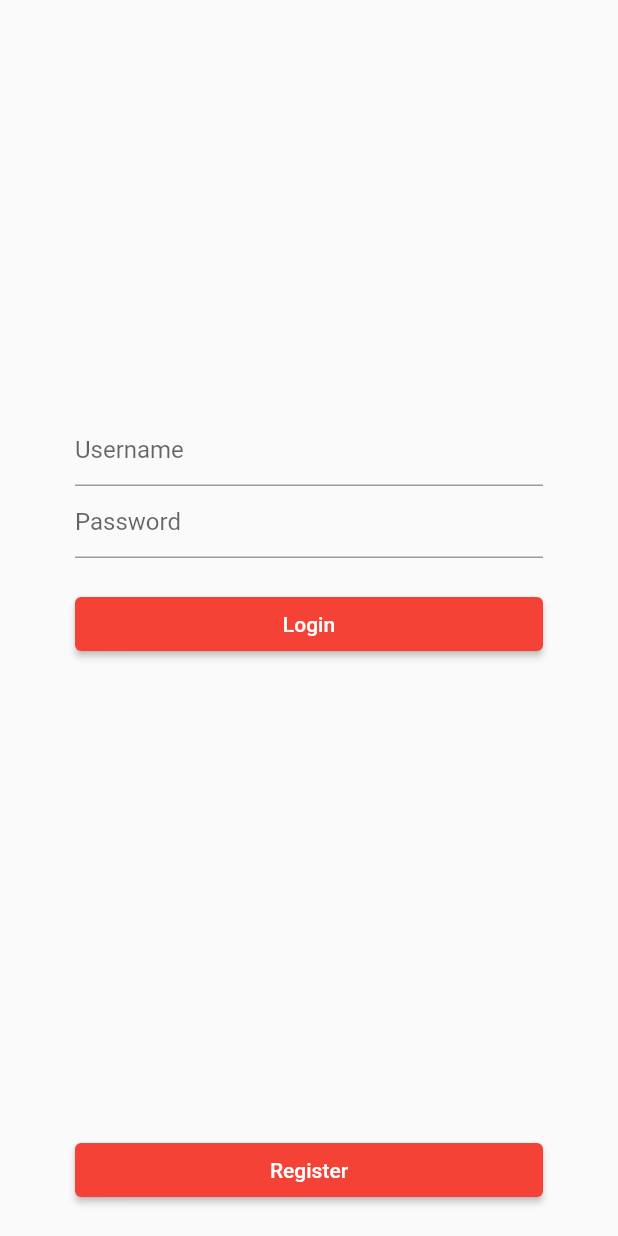
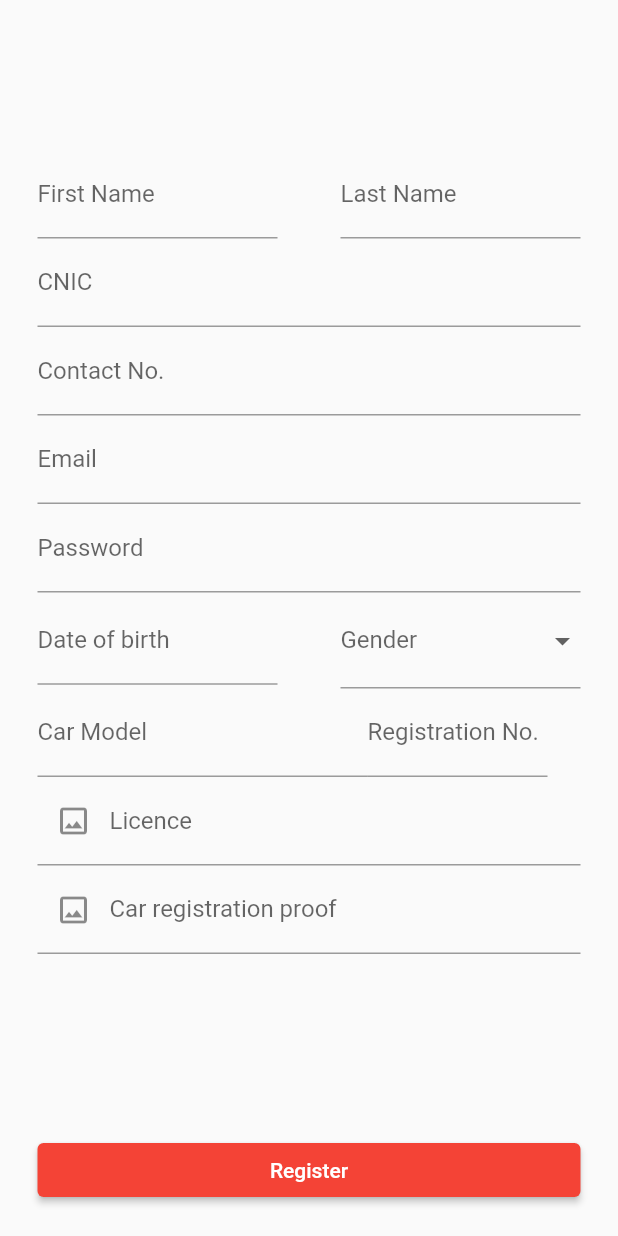
Before and after one commit to nikhils98/airlift-drive-flutter-app, a Flutter app: the screen it shows after launch, after a tap on "Register", on a phone screen of 412 x 824 dp. Run offline on Flutter 3.47's test engine with Material 2 defaults, Android fonts, the phone set to English and light mode, and no system bars; our stand-ins replace fluttertoast, geolocator, google_maps_flutter, image_picker; missing offline and left inert: flutter_polyline_points, google_maps_webservice; network calls fail.

Commit message:
login/register done

```diff
--- a/lib/common/drive_api_constants.dart
+++ b/lib/common/drive_api_constants.dart
@@ -3,3 +3,6 @@ const DRIVE_API_URL = "http://0338bf383bf7.ngrok.io/api";
 const HEADERS = {
   "Content-type": "application/json"
 };
+
+bool sendLocation = false;
+String authToken;
--- a/lib/common/google_map_constants.dart
+++ b/lib/common/google_map_constants.dart
@@ -1,3 +1,4 @@
+import 'package:google_maps_flutter/google_maps_flutter.dart';
 import 'package:google_maps_webservice/directions.dart';
 import 'package:google_maps_webservice/distance.dart';
 import 'package:google_maps_webservice/geocoding.dart';
@@ -9,3 +10,5 @@ final geocoding = GoogleMapsGeocoding(apiKey: GOOGLE_API_KEY);
 final places = GoogleMapsPlaces(apiKey: GOOGLE_API_KEY);
 final directions = GoogleMapsDirections(apiKey: GOOGLE_API_KEY);
 final distance = GoogleDistanceMatrix(apiKey: GOOGLE_API_KEY);
+
+const DEFAULT_LATLNG = LatLng(24.859698041385514, 67.04874334232731);
--- a/lib/main.dart
+++ b/lib/main.dart
@@ -1,6 +1,7 @@
 import 'dart:async';
 
 import 'package:airlift_drive/ui/login.dart';
+import 'package:airlift_drive/ui/ride_details.dart';
 import 'package:flutter/material.dart';
 import 'package:geolocator/geolocator.dart';
 
--- a/lib/models/location_details.dart
+++ b/lib/models/location_details.dart
@@ -6,4 +6,8 @@ class LocationDetails {
 
   String name;
   LatLng coordinates;
+
+  LocationDetails.fromJson(Map<String, dynamic> json)
+      : coordinates = LatLng(json['coordinates'][0] as double, json['coordinates'][0] as double),
+        name = json['name'];
 }
--- a/lib/models/user.dart
+++ b/lib/models/user.dart
@@ -1,10 +1,35 @@
 class User {
-  User({this.id, this.name});
+  User(
+      {this.id,
+      this.firstName,
+      this.lastName,
+      this.email,
+      this.contact,
+      this.gender,
+      this.dateOBirth,
+      this.carModel,
+      this.registrationNumber,
+      this.cnic,
+      this.alcs});
 
   int id;
-  String name;
+  String firstName, lastName, email, contact, gender;
+  DateTime dateOBirth;
+  String carModel, registrationNumber, cnic;
+  int alcs;
 
   User.fromJson(Map<String, dynamic> json)
       : id = json['id'],
-        name = json['name'];
+        firstName = json['firstName'],
+        lastName = json['lastName'],
+        email = json['email'],
+        contact = json['contact'],
+        gender = json['gender'],
+        dateOBirth = json['dateOfBirth'] != null
+            ? DateTime.parse(json['dateOfBirth'])
+            : null,
+        carModel = json['carModel'],
+        registrationNumber = json['registrationNumber'],
+        cnic = json['cnic'],
+        alcs = json['alcs'];
 }
--- a/lib/ui/common/common_drawer.dart
+++ b/lib/ui/common/common_drawer.dart
@@ -29,7 +29,6 @@ class CommonDrawer extends StatelessWidget {
                 Text('My Rides')
               ],
             ),
-            textColor: Colors.red,
             padding: EdgeInsets.symmetric(vertical: 15, horizontal: 15),
             onPressed: () {
 
@@ -47,7 +46,6 @@ class CommonDrawer extends StatelessWidget {
                 Text('Logout')
               ],
             ),
-            textColor: Colors.red,
             padding: EdgeInsets.symmetric(vertical: 15, horizontal: 15),
             onPressed: () {
               Navigator.pushAndRemoveUntil(
--- a/lib/ui/login.dart
+++ b/lib/ui/login.dart
@@ -1,7 +1,13 @@
+import 'dart:convert';
+
+import 'package:airlift_drive/common/drive_api_constants.dart';
 import 'package:airlift_drive/ui/common/action_button.dart';
 import 'package:airlift_drive/ui/home.dart';
+import 'package:airlift_drive/ui/register.dart';
 import 'package:flutter/cupertino.dart';
 import 'package:flutter/material.dart';
+import 'package:fluttertoast/fluttertoast.dart';
+import 'package:http/http.dart';
 
 class Login extends StatefulWidget {
   @override
@@ -11,6 +17,7 @@ class Login extends StatefulWidget {
 class _LoginState extends State<Login> {
 
   final loginFormKey = GlobalKey<FormState>();
+  var json = {};
 
   @override
   Widget build(BuildContext context) {
@@ -18,16 +25,10 @@ class _LoginState extends State<Login> {
 
     return Scaffold(
       body: Container(
-        padding: EdgeInsets.symmetric(vertical: 0, horizontal: 50),
+        padding: EdgeInsets.symmetric(vertical: 0, horizontal: 25),
         child: Column(
           mainAxisAlignment: MainAxisAlignment.center,
           children: [
-            /*Expanded(
-              child: Text(
-                'Airlift Drive',
-                style: TextStyle(color: Colors.red, fontWeight: FontWeight.bold, fontSize: 50),
-              ),
-            ),*/
             Expanded(
               child: Container(
                 child: Form(
@@ -38,23 +39,40 @@ class _LoginState extends State<Login> {
                     children: <Widget>[
                       TextFormField(
                         decoration: InputDecoration(
-                          hintText: 'Username'
+                          labelText: 'Email'
                         ),
+                        onSaved: (input) => json["email"] = input,
                       ),
                       TextFormField(
                         obscureText: true,
                         decoration: InputDecoration(
-                          hintText: 'Password'
+                          labelText: 'Password'
                         ),
+                        onSaved: (input) => json["password"] = input,
                       ),
                       ActionButton(
                         text: 'Login',
-                        onPressed: () {
-                          if(loginFormKey.currentState.validate()) {
+                        onPressed: () async {
+                          loginFormKey.currentState.save();
+
+                          var body = jsonEncode(this.json);
+                          print(body);
+
+                          var response = await post('$DRIVE_API_URL/auth/login', headers: HEADERS, body: body);
+                          print(response.statusCode);
+                          print(response.body);
+
+                          var responseBody = jsonDecode(response.body);
+                          authToken = responseBody['accessToken'];
+
+                          if(response.statusCode == 201) {
                             Navigator.push(
                               context,
                               MaterialPageRoute(builder: (context) => Home())
                             );
+                          }
+                          else {
+                            Fluttertoast.showToast(msg: "Invalid email or password");
                           }
                         },
                       )
@@ -65,7 +83,12 @@ class _LoginState extends State<Login> {
             ),
             Container(
               alignment: Alignment.bottomCenter,
-              child: ActionButton(text: 'Register'),
+              child: ActionButton(text: 'Register', onPressed: () {
+                Navigator.push(
+                    context,
+                    MaterialPageRoute(builder: (context) => Register())
+                );
+              },),
             )
           ],
         ),
--- /dev/null
+++ b/lib/ui/register.dart
@@ -0,0 +1,252 @@
+import 'dart:convert';
+import 'dart:io';
+
+import 'package:airlift_drive/common/drive_api_constants.dart';
+import 'package:flutter/material.dart';
+import 'package:flutter/cupertino.dart';
+import 'package:http/http.dart';
+import 'package:image_picker/image_picker.dart';
+import 'package:intl/intl.dart';
+
+import 'common/action_button.dart';
+import 'home.dart';
+import 'login.dart';
+
+class Register extends StatefulWidget {
+  @override
+  _RegisterState createState() => _RegisterState();
+}
+
+class _RegisterState extends State<Register> {
+
+  final registerFormKey = GlobalKey<FormState>();
+  final picker = ImagePicker();
+
+  String gender;
+  DateTime dateOfBirth;
+  var dateController = TextEditingController();
+  File licenceImg, registrationImg;
+  var json = {};
+
+  @override
+  Widget build(BuildContext context) {
+    double height = MediaQuery.of(context).size.height;
+
+    return Scaffold(
+      body: Container(
+        padding: EdgeInsets.symmetric(vertical: 0, horizontal: 25),
+        child: Column(
+          mainAxisAlignment: MainAxisAlignment.center,
+          children: [
+            Expanded(
+              child: Container(
+                alignment: Alignment.center,
+                child: Form(
+                  key: registerFormKey,
+                  child: SingleChildScrollView(
+                    child: Column(
+                      crossAxisAlignment: CrossAxisAlignment.center,
+                      children: <Widget>[
+                        Row(
+                          mainAxisAlignment: MainAxisAlignment.spaceBetween,
+                          children: [
+                            Container(
+                              width: 160,
+                              child: TextFormField(
+                                decoration: InputDecoration(
+                                    labelText: 'First Name'
+                                ),
+                                onSaved: (input) => json["firstName"] = input,
+                              ),
+                            ),
+                            Container(
+                              width: 160,
+                              child: TextFormField(
+                                decoration: InputDecoration(
+                                    labelText: 'Last Name'
+                                ),
+                                onSaved: (input) => json["lastName"] = input
+                              ),
+                            ),
+                          ],
+                        ),
+                        TextFormField(
+                          decoration: InputDecoration(
+                              labelText: 'CNIC'
+                          ),
+                            onSaved: (input) => json["cnic"] = input
+                        ),
+                        TextFormField(
+                          decoration: InputDecoration(
+                              labelText: 'Contact No.'
+                          ),
+                            onSaved: (input) => json["contact"] = input
+                        ),
+                        TextFormField(
+                          decoration: InputDecoration(
+                              labelText: 'Email'
+                          ),
+                            onSaved: (input) => json["email"] = input
+                        ),
+                        TextFormField(
+                          obscureText: true,
+                          decoration: InputDecoration(
+                              labelText: 'Password'
+                          ),
+                            onSaved: (input) => json["password"] = input
+                        ),
+                        Row(
+                          mainAxisAlignment: MainAxisAlignment.spaceBetween,
+                          children: [
+                            Container(
+                              width: 160,
+                              child: TextFormField(
+                                controller: dateController,
+                                readOnly: true,
+                                decoration: InputDecoration(
+                                    labelText: 'Date of birth',
+                                ),
+                                onTap: () async {
+                                  var date = await showDatePicker(
+                                    context: context,
+                                    initialDate: DateTime.now(),
+                                    firstDate: DateTime(1900),
+                                    lastDate: DateTime.now(),
+
+                                  );
+                                  if(date != null) {
+                                    var formatter = DateFormat.yMMMd();
+                                    setState(() {
+                                      dateController.text = formatter.format(date);
+                                      this.dateOfBirth = date;
+                                    });
+                                  }
+                                },
+                              ),
+                            ),
+                            Container(
+                              width: 160,
+                              child: DropdownButtonFormField<String>(
+                                value: this.gender,
+                                decoration: InputDecoration(
+                                  labelText: 'Gender',
+                                ),
+                                onChanged: (String newValue) {
+                                  setState(() {
+                                    this.gender = newValue;
+                                  });
+                                },
+                                items: <String>["Male", "Female"]
+                                    .map<DropdownMenuItem<String>>((String value) {
+                                  return DropdownMenuItem<String>(
+                                    value: value,
+                                    child: Text(value),
+                                  );
+                                }).toList(),
+                              ),
+                            ),
+                          ],
+                        ),
+                        Row(
+                          mainAxisAlignment: MainAxisAlignment.start,
+                          children: [
+                            Container(
+                              width: 220,
+                              child: TextFormField(
+                                decoration: InputDecoration(
+                                    labelText: 'Car Model'
+                                ),
+                                  onSaved: (input) => json["carModel"] = input
+                              ),
+                            ),
+                            Container(
+                              width: 120,
+                              child: TextFormField(
+                                keyboardType: TextInputType.number,
+                                decoration: InputDecoration(
+                                    labelText: 'Registration No.'
+                                ),
+                                  onSaved: (input) => json["registrationNumber"] = input
+                              ),
+                            )
+                          ],
+                        ),
+                        TextFormField(
+                          initialValue: "",
+                          readOnly: true,
+                          decoration: InputDecoration(
+                            labelText: "Licence",
+                              prefixIcon: Icon(Icons.image_outlined)
+                          ),
+                          onTap: () async {
+                            final pickedFile = await picker.getImage(source: ImageSource.gallery);
+                            setState(() {
+                              this.licenceImg = File(pickedFile.path);
+                            });
+                          },
+                        ),
+                        TextFormField(
+                          initialValue: "",
+                          readOnly: true,
+                          decoration: InputDecoration(
+                            labelText: "Car registration proof",
+                            prefixIcon: Icon(Icons.image_outlined)
+                          ),
+                          onTap: () async {
+                            final pickedFile = await picker.getImage(source: ImageSource.gallery);
+                            setState(() {
+                              this.registrationImg = File(pickedFile.path);
+                            });
+                          },
+                        ),
+                      ],
+                    ),
+                  ),
+                ),
+              ),
+            ),
+            Container(
+              alignment: Alignment.bottomCenter,
+              child: ActionButton(text: 'Register', onPressed: () async {
+                if(registerFormKey.currentState.validate()) {
+
+                  /*var formData = dio.FormData.fromMap({
+                    "name": "wendux",
+                    "age": 25,
+                    "file": dio.MultipartFile.fromBytes(await this.licenceImg.readAsBytes()),
+                  });
+                  dio.Dio d = dio.Dio();
+                  d.options.headers['Content-Type'] = 'application/json';
+                  var response = await d.post("https://regiser.free.beeceptor.com", data: formData);
+
+                   */
+                  registerFormKey.currentState.save();
+                  this.json["dateOfBirth"] = this.dateOfBirth.toIso8601String();
+                  this.json["gender"] = this.gender;
+
+                  var body = jsonEncode(this.json);
+                  var response = await post('$DRIVE_API_URL/auth/register', headers: HEADERS, body: body);
+
+                  print(response.statusCode);
+                  print(response.body);
+
+                  showDialog(context: context, child:
+                    AlertDialog(
+                      title: Text("Successfully registered"),
+                      content: Icon(Icons.check_circle, color: Colors.green[600], size: 30,),
+                    )
+                  );
+                  await Future.delayed(Duration(seconds: 1));
+                  Navigator.push(
+                      context,
+                      MaterialPageRoute(builder: (context) => Login())
+                  );
+                }
+              },),
+            )
+          ],
+        ),
+      ),
+    );
+  }
+}
--- a/lib/ui/search_location.dart
+++ b/lib/ui/search_location.dart
@@ -277,7 +277,8 @@ class _SearchLocationState extends State<SearchLocation> {
     if(this.selectedOrigin.coordinates != null) {
       markers.add(Marker(
         markerId: sourceMarkerId,
-        position: this.selectedOrigin.coordinates
+        position: this.selectedOrigin.coordinates,
+        //icon: BitmapDescriptor
       ));
     }
     if(this.selectedDestination.coordinates != null) {
--- a/pubspec.yaml
+++ b/pubspec.yaml
@@ -34,6 +34,9 @@ dependencies:
   google_maps_webservice: ^0.0.19
   flutter_polyline_points: ^0.2.4
   intl: ^0.16.1
+  image_picker: ^0.6.7+22
+  dio: ^3.0.10
+  fluttertoast: ^7.1.6
 
 dev_dependencies:
   flutter_test:
```
Also changed, not shown: lib/models/ride.dart (+21 -13 lines), lib/ui/common/rides_list.dart (+17 -3 lines), lib/ui/create_ride.dart (+7 -8 lines), lib/ui/ride_details.dart (added, +96 -0 lines), lib/ui/search_results.dart (+13 -11 lines), pubspec.lock.
